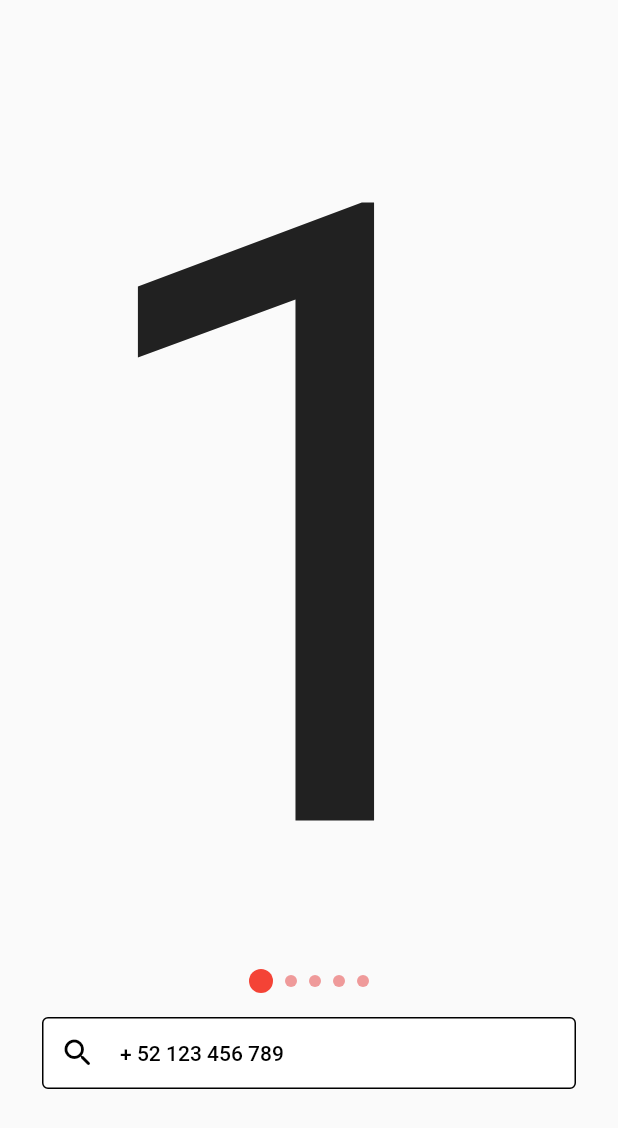
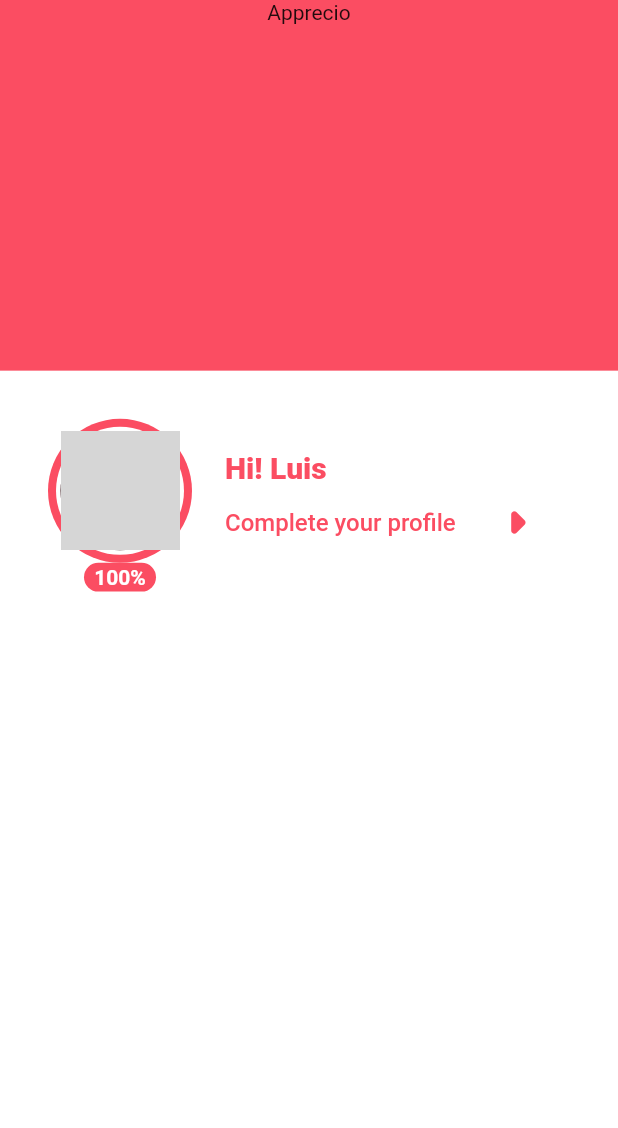
Before and after one commit to LUSEDOU/app_market, a Flutter app: the screen it shows after launch, on a phone screen of 412 x 824 dp. Shown: the top 1128 px of the screen. Run offline on Flutter 3.47's test engine with Material 2 defaults, Android fonts, the phone set to English and light mode, and no system bars; drawn by our look-alikes of card_swiper; our stand-ins replace bloc, flutter_bloc; generated files the repository leaves out were written again; network calls fail; grey boxes are pictures that could not be loaded.

Commit message:
feat(home): create home_page

```diff
--- a/lib/app/view/app.dart
+++ b/lib/app/view/app.dart
@@ -5,9 +5,9 @@
 // license that can be found in the LICENSE file or at
 // https://opensource.org/licenses/MIT.
 
+import 'package:apprecio_clone/home/home.dart';
 import 'package:apprecio_clone/l10n/l10n.dart';
 import 'package:apprecio_clone/utils/apprecio_theme.dart';
-import 'package:apprecio_clone/welcome/welcome.dart';
 import 'package:flutter/material.dart';
 import 'package:flutter_localizations/flutter_localizations.dart';
 
@@ -23,7 +23,7 @@ class App extends StatelessWidget {
         GlobalMaterialLocalizations.delegate,
       ],
       supportedLocales: AppLocalizations.supportedLocales,
-      home: const WelcomePage(),
+      home: const HomePage(),
     );
   }
 }
--- /dev/null
+++ b/lib/home/home.dart
@@ -0,0 +1 @@
+export 'view/view.dart';
--- /dev/null
+++ b/lib/home/view/home_page.dart
@@ -0,0 +1,136 @@
+import 'package:flutter/material.dart';
+import 'package:flutter/src/foundation/key.dart';
+import 'package:flutter/src/widgets/framework.dart';
+
+class HomePage extends StatelessWidget {
+  const HomePage({super.key});
+
+  @override
+  Widget build(BuildContext context) {
+    return _HomeView();
+  }
+}
+
+class _HomeView extends StatelessWidget {
+  @override
+  Widget build(BuildContext context) {
+    final size = MediaQuery.of(context).size;
+    final scheme = Theme.of(context).colorScheme;
+
+    const avatarSize = 48.0;
+
+    return Scaffold(
+      extendBody: true,
+      body: SingleChildScrollView(
+        child: Column(
+          children: <Widget>[
+            Container(
+              height: size.height * 0.3,
+              color: scheme.primary,
+              child: SingleChildScrollView(
+                child: Column(
+                  children: [
+                    const Text('Apprecio'),
+                    Container(
+                      height: size.height * 0.4,
+                    )
+                  ],
+                ),
+              ),
+            ),
+            Container(
+              height: size.height,
+              width: size.width,
+              color: scheme.onPrimary,
+              child: Padding(
+                padding: const EdgeInsets.all(32),
+                child: Column(
+                  children: [
+                    SizedBox(
+                      width: size.width,
+                      child: Row(
+                        children: [
+                          Column(
+                            mainAxisAlignment: MainAxisAlignment.center,
+                            children: [
+                              CircleAvatar(
+                                radius: avatarSize,
+                                backgroundColor: scheme.primary,
+                                child: CircleAvatar(
+                                  backgroundColor: scheme.onPrimary,
+                                  radius: avatarSize * 8 / 9,
+                                  child: const CircleAvatar(
+                                    radius: (avatarSize * 8 / 9) - 3,
+                                    backgroundImage: NetworkImage(
+                                      'https://cdn.pixabay.com/photo/2016/08/08/09/17/avatar-1577909_960_720.png',
+                                    ),
+                                  ),
+                                ),
+                              ),
+                              Container(
+                                width: avatarSize,
+                                height: avatarSize * 0.4,
+                                decoration: BoxDecoration(
+                                  borderRadius: BorderRadius.circular(12),
+                                  color: scheme.primary,
+                                ),
+                                alignment: Alignment.center,
+                                child: Text(
+                                  '100%',
+                                  style: TextStyle(
+                                    color: scheme.onPrimary,
+                                    fontWeight: FontWeight.w600,
+                                  ),
+                                ),
+                              )
+                            ],
+                          ),
+                          const SizedBox(
+                            width: 10,
+                          ),
+                          TextButton(
+                            onPressed: () {},
+                            child: Column(
+                              mainAxisAlignment: MainAxisAlignment.center,
+                              crossAxisAlignment: CrossAxisAlignment.start,
+                              mainAxisSize: MainAxisSize.min,
+                              children: [
+                                const Text(
+                                  'Hi! Luis',
+                                  style: TextStyle(
+                                    fontWeight: FontWeight.w900,
+                                    fontSize: 20,
+                                  ),
+                                ),
+                                Row(
+                                  mainAxisAlignment: MainAxisAlignment.center,
+                                  children: const [
+                                    SizedBox(
+                                      width: 170,
+                                      child: Text(
+                                        'Complete your profile',
+                                        style: TextStyle(fontSize: 16),
+                                      ),
+                                    ),
+                                    Icon(
+                                      Icons.arrow_right_rounded,
+                                      size: 50,
+                                    )
+                                  ],
+                                ),
+                              ],
+                            ),
+                          )
+                        ],
+                      ),
+                    ),
+                  ],
+                ),
+              ),
+            )
+          ],
+        ),
+      ),
+    );
+  }
+}
--- /dev/null
+++ b/lib/home/view/view.dart
@@ -0,0 +1 @@
+export 'home_page.dart';
```
